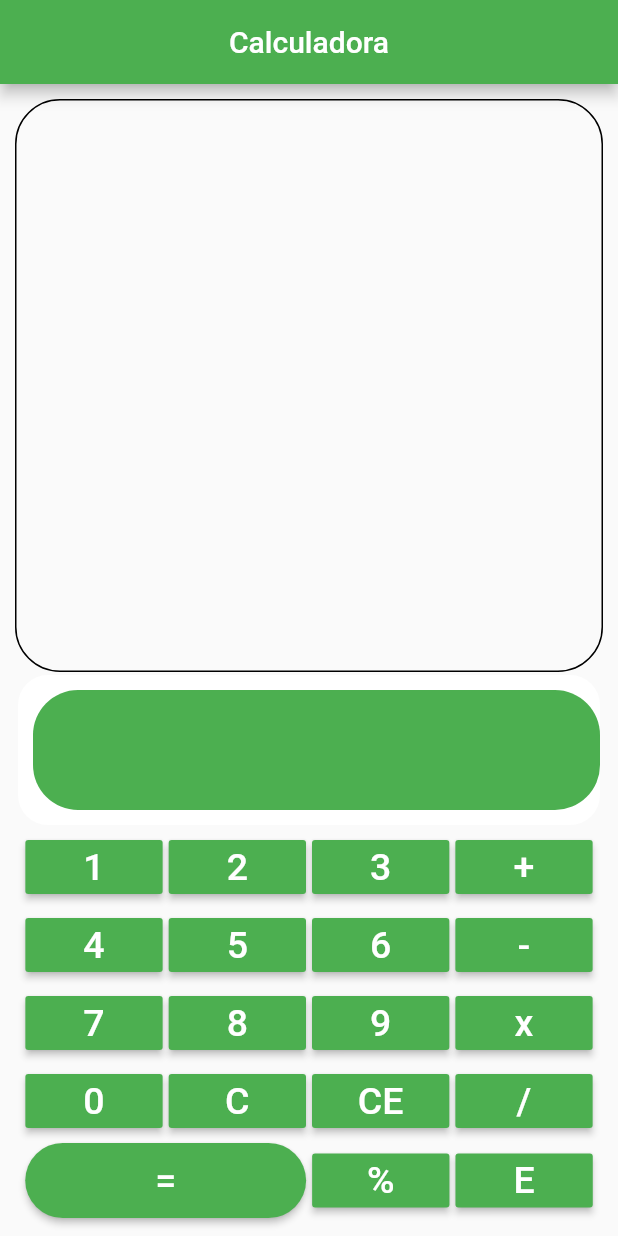
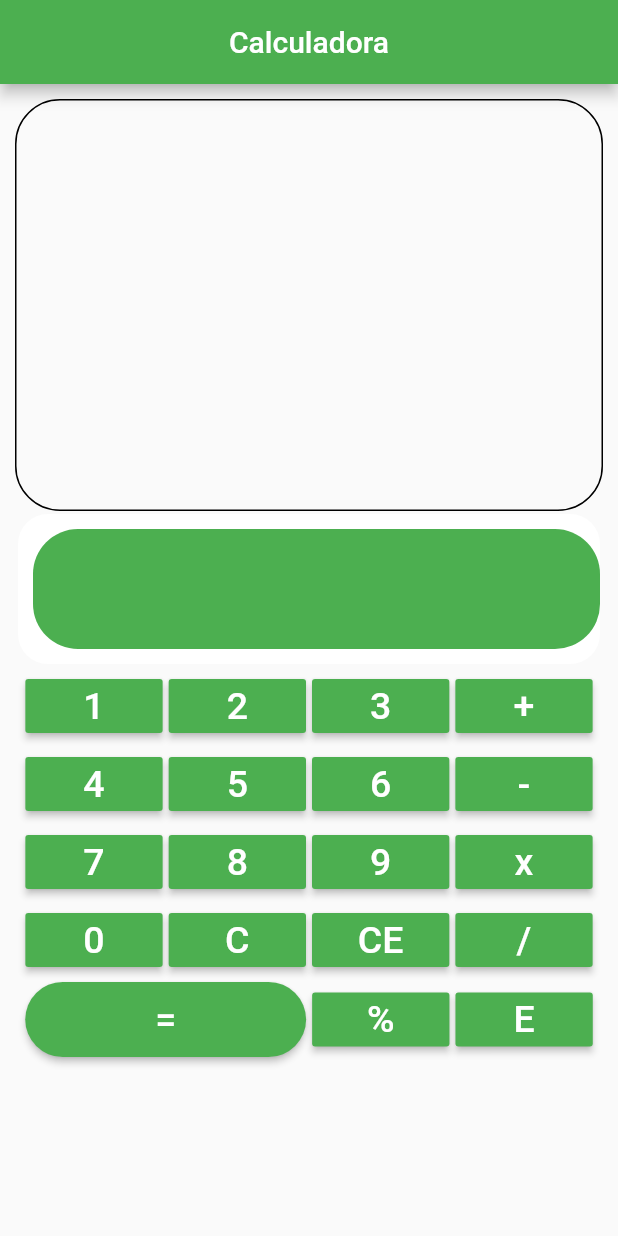
Before and after one commit to ajao123/calculator_flutter, a Flutter app: the screen it shows after launch, on a phone screen of 412 x 824 dp. Run offline on Flutter 3.47's test engine with Material 2 defaults, Android fonts, the phone set to English and light mode, and no system bars.

Commit message:
Adicionando SingleChildScrollView

```diff
--- a/lib/main.dart
+++ b/lib/main.dart
@@ -117,12 +117,17 @@ class _HOMEState extends State<HOME> {
         centerTitle: true,
         backgroundColor: Colors.green,
       ),
-      body: Padding(padding: EdgeInsets.all(10.0),
+      body: SingleChildScrollView(
+
+        child: Padding(padding: EdgeInsets.all(10.0),
+
           child: Column(
+            mainAxisSize: MainAxisSize.min,
             crossAxisAlignment: CrossAxisAlignment.stretch,
             children: <Widget>[
-          Expanded(
+              Flexible(
                   child: Container(
+                    height: MediaQuery.of(context).size.height/3,
                     padding: EdgeInsets.all(10.0),
                     child:ListView.builder(
                       itemCount: _toDoListOperations.length,
@@ -478,7 +483,8 @@ class _HOMEState extends State<HOME> {
 
             ],
           )
-        ,)
+          ,),
+      )
     );
   }
 }
```
Lines whose indentation alone changed are shown as unchanged.
